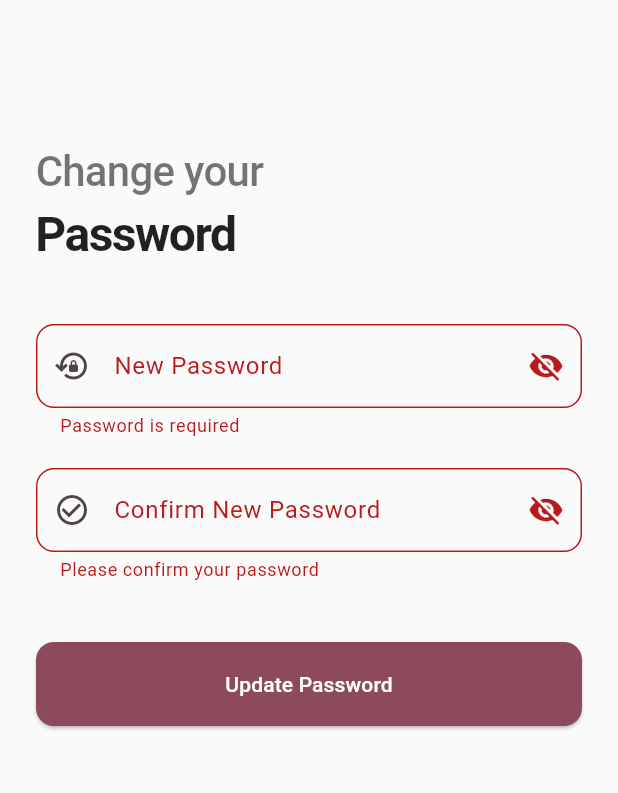
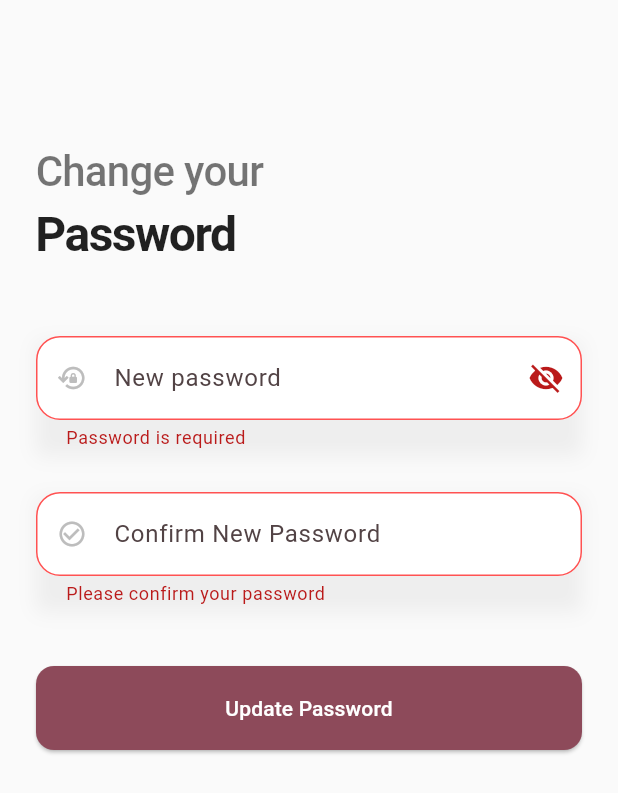
Before and after one commit to eedu7/lumio, a Flutter app: the ChangePasswordPage screen opened by its route, after a tap on "Update Password", on a phone screen of 412 x 824 dp. Shown: the top 793 px of the screen. Run offline on Flutter 3.47's test engine with Material 3 defaults, Android fonts, the phone set to English and light mode, and no system bars; our stand-ins replace email_validator, flutter_dotenv, go_router, supabase_flutter; accounts and stored records are empty; network calls fail.

Commit message:
refactor: Introduce CustomTextField and enhance UI notifications
This commit introduces a reusable `CustomTextField` widget to standardize text input fields across the application and replaces the old `ProfileTextField`. It also adds a `UiNotifications` class for consistent in-app feedback.

### Features
- **`CustomTextField`**:
    - Adds a new reusable `CustomTextField` widget with a modern, shadowed design and standardized styling for hints, labels, icons, and validation states.
- **`UiNotifications`**:
    - Implements a new `UiNotifications` class with static methods (`showSuccess`, `showError`) to display styled `SnackBar` notifications for a consistent user feedback experience.

### Refactoring
- **Auth & Profile Forms**:
    - Refactors `LoginForm`, `SignUpForm`, `ChangePasswordForm`, `ForgotPasswordPage`, and `EditProfilePage` to use the new `CustomTextField`.
    - Deletes the now-redundant `ProfileTextField` widget.
- **Change Password**:
    - Updates `ChangePasswordForm` to use the new `UiNotifications` for success and error feedback.
    - Navigates back to the previous screen upon successful password update.

### Fixes & Minor Changes
- **Initial Route**: Changes the app's initial route from `/social-login` to `/login` for a more direct startup experience.

```diff
--- a/frontend/lib/core/config/app_router.dart
+++ b/frontend/lib/core/config/app_router.dart
@@ -27,7 +27,7 @@ final GlobalKey<NavigatorState> _rootNavigatorKey = GlobalKey<NavigatorState>();
 
 final GoRouter appRouter = GoRouter(
   navigatorKey: _rootNavigatorKey,
-  initialLocation: AppRoutes.socialLogin,
+  initialLocation: AppRoutes.login,
   routes: <RouteBase>[
     // Authentication
     GoRoute(
--- /dev/null
+++ b/frontend/lib/core/widgets/custom_text_field.dart
@@ -0,0 +1,105 @@
+import 'package:flutter/material.dart';
+
+class CustomTextField extends StatelessWidget {
+  final String? label;
+  final TextEditingController controller;
+  final IconData prefixIcon;
+  final TextInputType? keyboardType;
+  final String? hint;
+  final bool readOnly;
+  final VoidCallback? onTap;
+  final bool obscureText;
+  final Widget? suffixIcon;
+  final String? Function(String?)? validator;
+
+  const CustomTextField({
+    super.key,
+    required this.controller,
+    required this.prefixIcon,
+    this.hint,
+    this.label,
+    this.keyboardType,
+    this.readOnly = false,
+    this.onTap,
+    this.obscureText = false,
+    this.suffixIcon,
+    this.validator,
+  });
+
+  @override
+  Widget build(BuildContext context) {
+    return Column(
+      crossAxisAlignment: CrossAxisAlignment.start,
+      children: [
+        Padding(
+          padding: const EdgeInsets.only(left: 4, bottom: 8),
+          child: label != null
+              ? Text(
+                  label!,
+                  style: const TextStyle(
+                    fontWeight: FontWeight.bold,
+                    fontSize: 14,
+                  ),
+                )
+              : null,
+        ),
+        Container(
+          decoration: BoxDecoration(
+            boxShadow: [
+              BoxShadow(
+                color: Colors.black.withValues(alpha: 0.05),
+                blurRadius: 10,
+                offset: const Offset(0, 4),
+              ),
+            ],
+          ),
+          child: TextFormField(
+            controller: controller,
+            keyboardType: keyboardType,
+            readOnly: readOnly,
+            onTap: onTap,
+            obscureText: obscureText,
+            validator: validator,
+            decoration: InputDecoration(
+              hintText: hint,
+              prefixIcon: Icon(prefixIcon, color: Colors.grey[400], size: 20),
+              suffixIcon: suffixIcon,
+              filled: true,
+              fillColor: Colors.white,
+              contentPadding: const EdgeInsets.symmetric(
+                horizontal: 16,
+                vertical: 16,
+              ),
+              border: OutlineInputBorder(
+                borderRadius: BorderRadius.circular(16),
+                borderSide: BorderSide.none,
+              ),
+              enabledBorder: OutlineInputBorder(
+                borderRadius: BorderRadius.circular(16),
+                borderSide: BorderSide.none,
+              ),
+              focusedBorder: OutlineInputBorder(
+                borderRadius: BorderRadius.circular(16),
+                borderSide: BorderSide(
+                  color: Theme.of(context).primaryColor,
+                  width: 1.5,
+                ),
+              ),
+              errorBorder: OutlineInputBorder(
+                borderRadius: BorderRadius.circular(16),
+                borderSide: const BorderSide(color: Colors.redAccent, width: 1),
+              ),
+              focusedErrorBorder: OutlineInputBorder(
+                borderRadius: BorderRadius.circular(16),
+                borderSide: const BorderSide(
+                  color: Colors.redAccent,
+                  width: 1.5,
+                ),
+              ),
+            ),
+          ),
+        ),
+      ],
+    );
+  }
+}
--- a/frontend/lib/features/auth/presentation/widgets/change_password_form.dart
+++ b/frontend/lib/features/auth/presentation/widgets/change_password_form.dart
@@ -1,5 +1,8 @@
 import 'package:flutter/material.dart';
 import 'package:frontend/core/services/supabase/supabase_auth.dart';
+import 'package:frontend/core/widgets/custom_text_field.dart';
+import 'package:frontend/core/widgets/ui_notifications.dart';
+import 'package:go_router/go_router.dart';
 
 class ChangePasswordForm extends StatefulWidget {
   const ChangePasswordForm({super.key});
@@ -15,7 +18,6 @@ class _ChangePasswordFormState extends State<ChangePasswordForm> {
   final _confirmPasswordController = TextEditingController();
 
   bool _obscureNew = true;
-  bool _obscureConfirm = true;
   bool _isLoading = false;
 
   @override
@@ -25,15 +27,68 @@ class _ChangePasswordFormState extends State<ChangePasswordForm> {
     super.dispose();
   }
 
+  Future<void> _onSubmit() async {
+    if (!_formKey.currentState!.validate()) return;
+
+    if (_newPasswordController.text != _confirmPasswordController.text) {
+      UiNotifications.showError(context, 'Passwords do not match');
+      return;
+    }
+
+    setState(() => _isLoading = true);
+
+    try {
+      await SupabaseAuth().changePassword(
+        password: _newPasswordController.text.trim(),
+      );
+
+      if (!mounted) return;
+
+      UiNotifications.showSuccess(context, 'Password updated successfully');
+      _newPasswordController.clear();
+      _confirmPasswordController.clear();
+      context.pop();
+    } catch (_) {
+      UiNotifications.showError(context, 'Failed to update password');
+    } finally {
+      if (mounted) setState(() => _isLoading = false);
+    }
+  }
+
   @override
   Widget build(BuildContext context) {
     return Form(
       key: _formKey,
       child: Column(
         children: [
-          _newPasswordField(),
+          CustomTextField(
+            hint: 'New password',
+            controller: _newPasswordController,
+            keyboardType: TextInputType.visiblePassword,
+            prefixIcon: Icons.lock_reset_outlined,
+            obscureText: _obscureNew,
+            validator: _newPasswordValidator,
+            suffixIcon: IconButton(
+              icon: Icon(_obscureNew ? Icons.visibility_off : Icons.visibility),
+              onPressed: () => setState(() => _obscureNew = !_obscureNew),
+            ),
+          ),
           const SizedBox(height: 20),
-          _confirmPasswordField(),
+          CustomTextField(
+            hint: 'Confirm New Password',
+            controller: _confirmPasswordController,
+            keyboardType: TextInputType.visiblePassword,
+            prefixIcon: Icons.check_circle_outline,
+            validator: (value) {
+              if (value == null || value.isEmpty) {
+                return 'Please confirm your password';
+              }
+              if (value != _newPasswordController.text) {
+                return 'Passwords do not match';
+              }
+              return null;
+            },
+          ),
           const SizedBox(height: 40),
           SizedBox(
             width: double.infinity,
@@ -59,78 +114,6 @@ class _ChangePasswordFormState extends State<ChangePasswordForm> {
     );
   }
 
-  Future<void> _onSubmit() async {
-    if (!_formKey.currentState!.validate()) return;
-
-    if (_newPasswordController.text != _confirmPasswordController.text) {
-      _showError('Passwords do not match');
-      return;
-    }
-
-    setState(() => _isLoading = true);
-
-    try {
-      await SupabaseAuth().changePassword(
-        password: _newPasswordController.text.trim(),
-      );
-
-      if (!mounted) return;
-
-      ScaffoldMessenger.of(context).showSnackBar(
-        const SnackBar(content: Text('Password updated successfully')),
-      );
-
-      _newPasswordController.clear();
-      _confirmPasswordController.clear();
-    } catch (e) {
-      _showError('Failed to update password');
-    } finally {
-      if (mounted) setState(() => _isLoading = false);
-    }
-  }
-
-  void _showError(String message) {
-    ScaffoldMessenger.of(context).showSnackBar(
-      SnackBar(content: Text(message), backgroundColor: Colors.red),
-    );
-  }
-
-  Widget _newPasswordField() {
-    return TextFormField(
-      controller: _newPasswordController,
-      obscureText: _obscureNew,
-      validator: _newPasswordValidator,
-      decoration: _decoration(
-        label: 'New Password',
-        icon: Icons.lock_reset_outlined,
-        obscure: _obscureNew,
-        toggle: () => setState(() => _obscureNew = !_obscureNew),
-      ),
-    );
-  }
-
-  Widget _confirmPasswordField() {
-    return TextFormField(
-      controller: _confirmPasswordController,
-      obscureText: _obscureConfirm,
-      validator: (value) {
-        if (value == null || value.isEmpty) {
-          return 'Please confirm your password';
-        }
-        if (value != _newPasswordController.text) {
-          return 'Passwords do not match';
-        }
-        return null;
-      },
-      decoration: _decoration(
-        label: 'Confirm New Password',
-        icon: Icons.check_circle_outline,
-        obscure: _obscureConfirm,
-        toggle: () => setState(() => _obscureConfirm = !_obscureConfirm),
-      ),
-    );
-  }
-
   String? _newPasswordValidator(String? value) {
     if (value == null || value.isEmpty) {
       return 'Password is required';
@@ -138,9 +121,7 @@ class _ChangePasswordFormState extends State<ChangePasswordForm> {
 
     final errors = <String>[];
 
-    if (value.length < 12) {
-      errors.add('• At least 12 characters');
-    }
+    if (value.length < 12) errors.add('• At least 12 characters');
     if (!RegExp(r'[A-Za-z]').hasMatch(value)) {
       errors.add('• Must contain letters');
     }
@@ -153,21 +134,4 @@ class _ChangePasswordFormState extends State<ChangePasswordForm> {
 
     return errors.isEmpty ? null : errors.join('\n');
   }
-
-  InputDecoration _decoration({
-    required String label,
-    required IconData icon,
-    required bool obscure,
-    required VoidCallback toggle,
-  }) {
-    return InputDecoration(
-      labelText: label,
-      prefixIcon: Icon(icon),
-      suffixIcon: IconButton(
-        icon: Icon(obscure ? Icons.visibility_off : Icons.visibility),
-        onPressed: toggle,
-      ),
-      border: OutlineInputBorder(borderRadius: BorderRadius.circular(12)),
-    );
-  }
 }
--- a/frontend/lib/features/cart/presentations/pages/cart_page.dart
+++ b/frontend/lib/features/cart/presentations/pages/cart_page.dart
@@ -50,7 +50,9 @@ class CartPage extends StatelessWidget {
           Padding(
             padding: const EdgeInsets.only(right: 16),
             child: IconButton(
-              onPressed: () {}, // Action like "Clear Cart" or "Options"
+              onPressed: () {
+                // TODO: Handle more button press
+              },
               icon: const Icon(Icons.more_horiz_rounded, color: Colors.black87),
             ),
           ),
```
Also changed, not shown: frontend/lib/core/widgets/ui_notifications.dart (added, +51 -0 lines), frontend/lib/features/auth/presentation/pages/forgot_password_page.dart (+15 -9 lines), frontend/lib/features/auth/presentation/widgets/login_form.dart (+16 -45 lines), frontend/lib/features/auth/presentation/widgets/sign_up_form.dart (+16 -75 lines), frontend/lib/features/profile/presentations/pages/edit_profile_page.dart (+6 -6 lines), frontend/lib/features/profile/presentations/widgets/profile_text_field.dart (deleted, +0 -58 lines).
